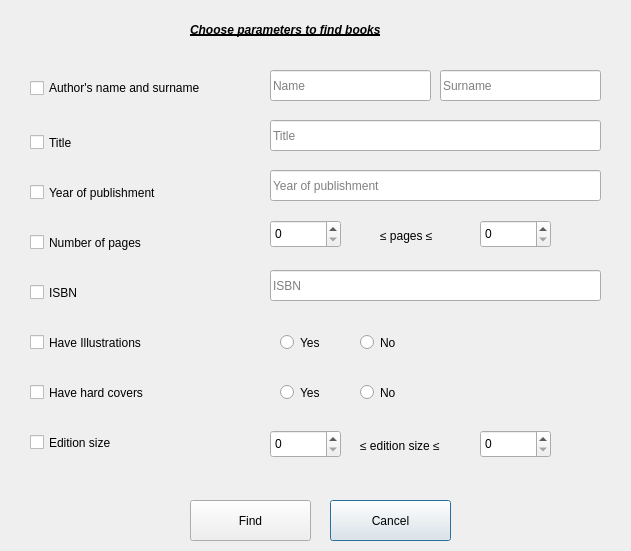
Old version of the form findbooksdialog.ui in the repository mirabiliss/BookShelf.
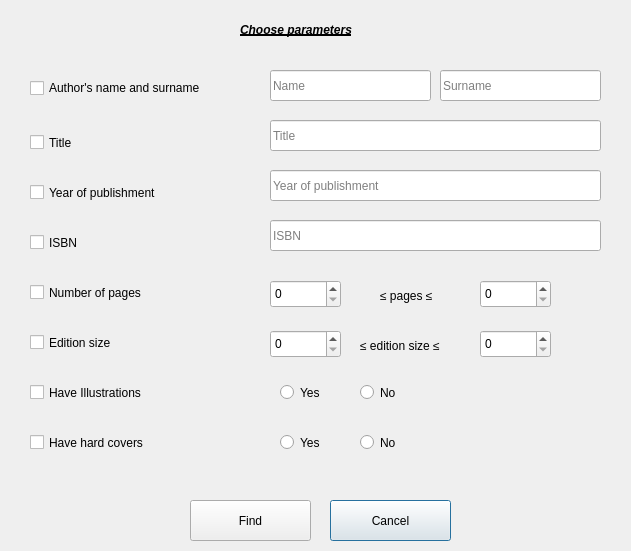
New version of the form.

```diff
--- a/findbooksdialog.ui
+++ b/findbooksdialog.ui
@@ -33,7 +33,7 @@
    <property name="geometry">
     <rect>
      <x>270</x>
-     <y>220</y>
+     <y>280</y>
      <width>71</width>
      <height>28</height>
     </rect>
@@ -43,7 +43,7 @@
    <property name="geometry">
     <rect>
      <x>480</x>
-     <y>220</y>
+     <y>280</y>
      <width>71</width>
      <height>28</height>
     </rect>
@@ -52,9 +52,9 @@
   <widget class="QLabel" name="label_2">
    <property name="geometry">
     <rect>
-     <x>190</x>
+     <x>240</x>
      <y>20</y>
-     <width>251</width>
+     <width>151</width>
      <height>19</height>
     </rect>
    </property>
@@ -67,7 +67,7 @@
     </font>
    </property>
    <property name="text">
-    <string>Choose parameters to find books</string>
+    <string>Choose parameters</string>
    </property>
   </widget>
   <widget class="QCheckBox" name="author_checkBox">
@@ -87,7 +87,7 @@
    <property name="geometry">
     <rect>
      <x>30</x>
-     <y>380</y>
+     <y>430</y>
      <width>151</width>
      <height>25</height>
     </rect>
@@ -100,7 +100,7 @@
    <property name="geometry">
     <rect>
      <x>30</x>
-     <y>330</y>
+     <y>380</y>
      <width>151</width>
      <height>25</height>
     </rect>
@@ -126,20 +126,20 @@
    <property name="geometry">
     <rect>
      <x>30</x>
-     <y>280</y>
-     <width>61</width>
-     <height>25</height>
-    </rect>
-   </property>
-   <property name="text">
-    <string>ISBN</string>
-   </property>
-  </widget>
-  <widget class="QCheckBox" name="pages_checkBox">
-   <property name="geometry">
-    <rect>
-     <x>30</x>
      <y>230</y>
+     <width>61</width>
+     <height>25</height>
+    </rect>
+   </property>
+   <property name="text">
+    <string>ISBN</string>
+   </property>
+  </widget>
+  <widget class="QCheckBox" name="pages_checkBox">
+   <property name="geometry">
+    <rect>
+     <x>30</x>
+     <y>280</y>
      <width>151</width>
      <height>25</height>
     </rect>
@@ -197,7 +197,7 @@
    <property name="geometry">
     <rect>
      <x>30</x>
-     <y>430</y>
+     <y>330</y>
      <width>111</width>
      <height>25</height>
     </rect>
@@ -210,7 +210,7 @@
    <property name="geometry">
     <rect>
      <x>380</x>
-     <y>220</y>
+     <y>280</y>
      <width>71</width>
      <height>31</height>
     </rect>
@@ -223,7 +223,7 @@
    <property name="geometry">
     <rect>
      <x>270</x>
-     <y>430</y>
+     <y>330</y>
      <width>71</width>
      <height>28</height>
     </rect>
@@ -233,7 +233,7 @@
    <property name="geometry">
     <rect>
      <x>480</x>
-     <y>430</y>
+     <y>330</y>
      <width>71</width>
      <height>28</height>
     </rect>
@@ -243,7 +243,7 @@
    <property name="geometry">
     <rect>
      <x>360</x>
-     <y>430</y>
+     <y>330</y>
      <width>121</width>
      <height>31</height>
     </rect>
@@ -256,7 +256,7 @@
    <property name="geometry">
     <rect>
      <x>270</x>
-     <y>270</y>
+     <y>220</y>
      <width>331</width>
      <height>31</height>
     </rect>
@@ -272,7 +272,7 @@
    <property name="geometry">
     <rect>
      <x>280</x>
-     <y>330</y>
+     <y>380</y>
      <width>61</width>
      <height>25</height>
     </rect>
@@ -285,7 +285,7 @@
    <property name="geometry">
     <rect>
      <x>280</x>
-     <y>380</y>
+     <y>430</y>
      <width>61</width>
      <height>25</height>
     </rect>
@@ -298,7 +298,7 @@
    <property name="geometry">
     <rect>
      <x>360</x>
-     <y>330</y>
+     <y>380</y>
      <width>61</width>
      <height>25</height>
     </rect>
@@ -311,7 +311,7 @@
    <property name="geometry">
     <rect>
      <x>360</x>
-     <y>380</y>
+     <y>430</y>
      <width>61</width>
      <height>25</height>
     </rect>
```
Left out of the diff: 6 changed lines with no effect on the pictures.
